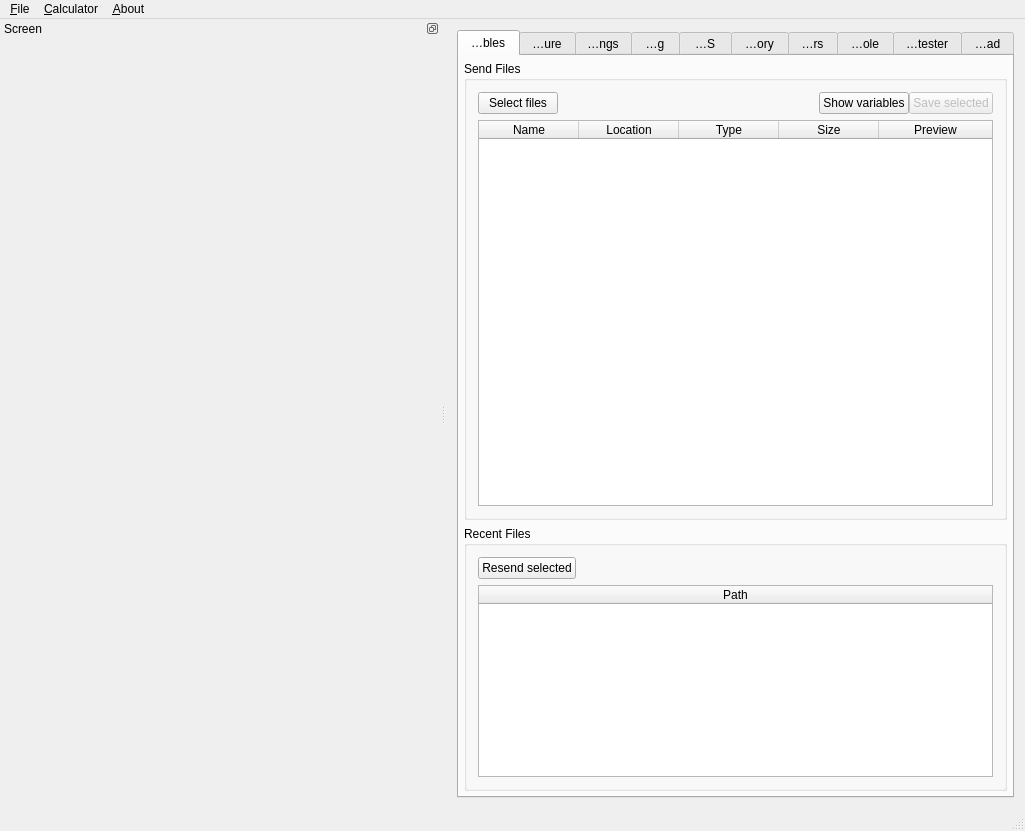
First picture: the form in gui/qt/mainwindow.ui, repository CE-Programming/CEmu, before the edit.
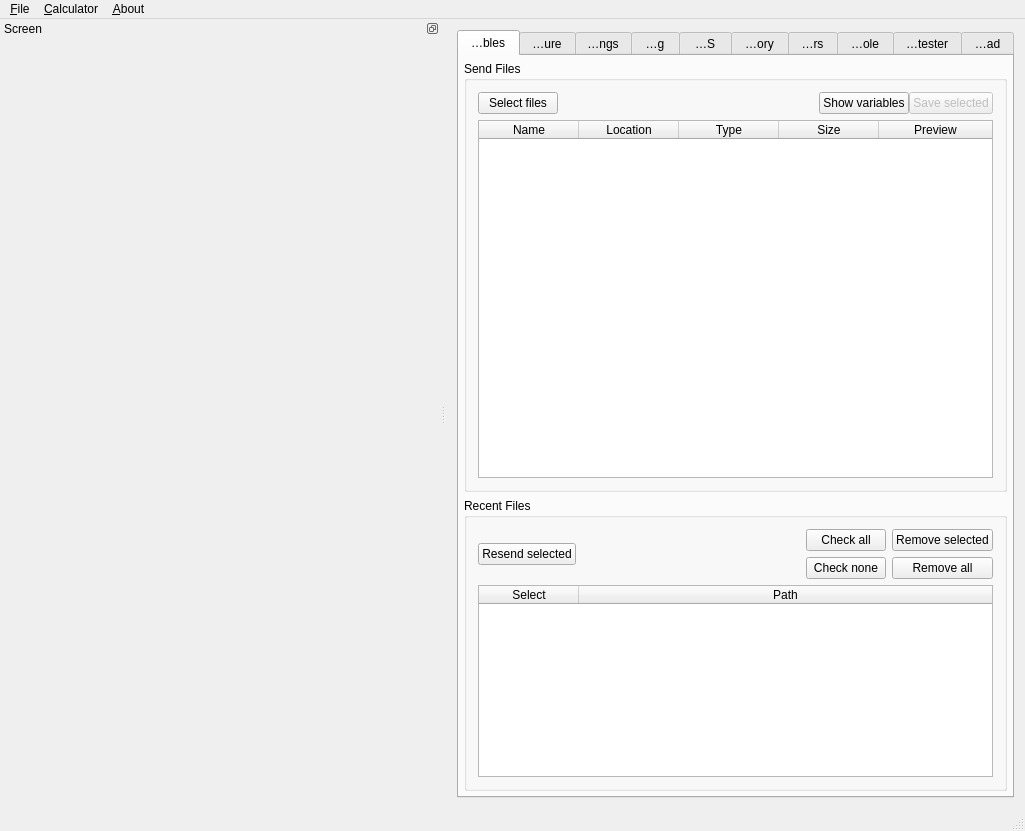
Second picture: the form after the edit. The open tabs and pages were chosen to show the change. Icons and pictures are not drawn. Custom widgets are drawn as their Qt base class.

```diff
--- a/gui/qt/mainwindow.ui
+++ b/gui/qt/mainwindow.ui
@@ -314,6 +314,69 @@
                </property>
               </spacer>
              </item>
+             <item>
+              <layout class="QHBoxLayout" name="horizontalLayout_29">
+               <property name="rightMargin">
+                <number>0</number>
+               </property>
+               <property name="bottomMargin">
+                <number>0</number>
+               </property>
+               <item>
+                <layout class="QVBoxLayout" name="verticalLayout_26">
+                 <property name="rightMargin">
+                  <number>0</number>
+                 </property>
+                 <property name="bottomMargin">
+                  <number>0</number>
+                 </property>
+                 <item>
+                  <widget class="QPushButton" name="buttonSelectVars">
+                   <property name="text">
+                    <string>Check all</string>
+                   </property>
+                   <property name="icon">
+                    <iconset resource="resources.qrc">
+                     <normaloff>:/icons/resources/icons/run.png</normaloff>:/icons/resources/icons/run.png</iconset>
+                   </property>
+                  </widget>
+                 </item>
+                 <item>
+                  <widget class="QPushButton" name="buttonDeselectVars">
+                   <property name="text">
+                    <string>Check none</string>
+                   </property>
+                   <property name="icon">
+                    <iconset resource="resources.qrc">
+                     <normaloff>:/icons/resources/icons/minus.png</normaloff>:/icons/resources/icons/minus.png</iconset>
+                   </property>
+                  </widget>
+                 </item>
+                </layout>
+               </item>
+               <item>
+                <layout class="QVBoxLayout" name="verticalLayout_27">
+                 <property name="rightMargin">
+                  <number>0</number>
+                 </property>
+                 <item>
+                  <widget class="QPushButton" name="buttonRmSelectedVars">
+                   <property name="text">
+                    <string>Remove selected</string>
+                   </property>
+                  </widget>
+                 </item>
+                 <item>
+                  <widget class="QPushButton" name="buttonRmAllVars">
+                   <property name="text">
+                    <string>Remove all</string>
+                   </property>
+                  </widget>
+                 </item>
+                </layout>
+               </item>
+              </layout>
+             </item>
             </layout>
            </item>
            <item row="2" column="0">
@@ -354,6 +417,11 @@
              <attribute name="verticalHeaderVisible">
               <bool>false</bool>
              </attribute>
+             <column>
+              <property name="text">
+               <string>Select</string>
+              </property>
+             </column>
              <column>
               <property name="text">
                <string>Path</string>
```
Left out of the diff: 8 changed lines with no effect on the pictures.
